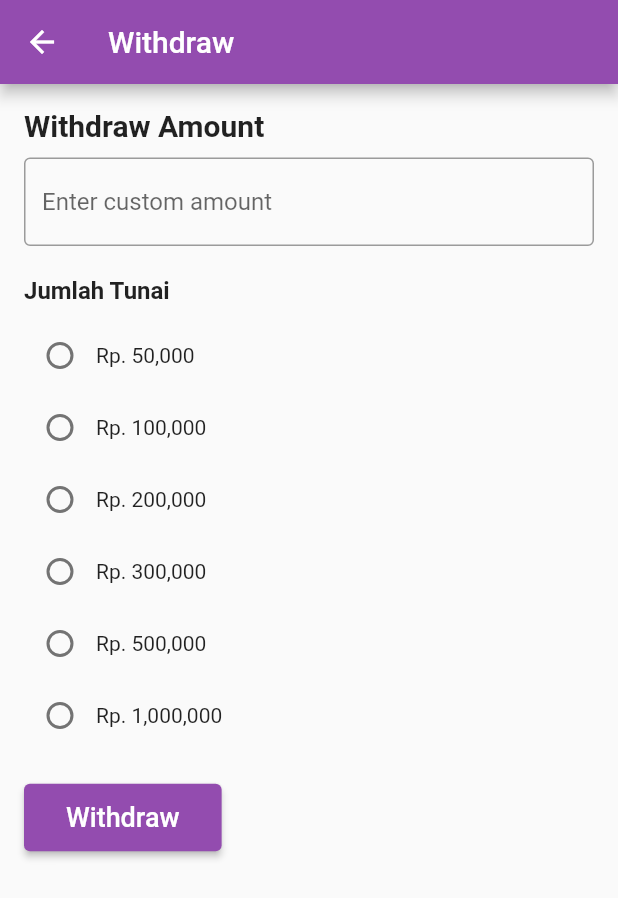
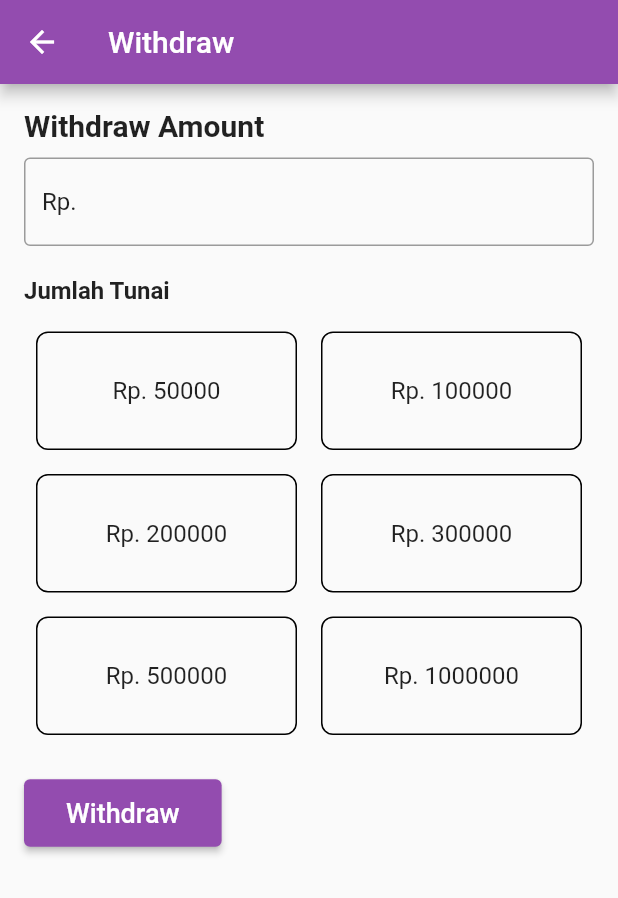
Before and after one commit to George535220173/UAS_E-MONEY, a Flutter app: the WithdrawPage screen opened directly, after a tap on "Withdraw", on a phone screen of 412 x 824 dp. Shown: the top 898 px of the screen. Run offline on Flutter 3.47's test engine with Material 2 defaults, Android fonts, the phone set to English and light mode, and no system bars; network calls fail.

Commit message:
perubahan widthdraw

```diff
--- a/lib/Withdraw/withdraw.dart
+++ b/lib/Withdraw/withdraw.dart
@@ -1,4 +1,5 @@
 import 'package:flutter/material.dart';
+import 'package:uas_emoney/money.dart';
 
 class WithdrawPage extends StatefulWidget {
   const WithdrawPage({Key? key}) : super(key: key);
@@ -10,12 +11,14 @@ class WithdrawPage extends StatefulWidget {
 class _WithdrawPageState extends State<WithdrawPage> {
   String selectedAmount = ''; // Default amount
 
+  List<String> nominalValues = ['50000', '100000', '200000', '300000', '500000', '1000000'];
+
   @override
   Widget build(BuildContext context) {
     return Scaffold(
       appBar: AppBar(
         title: Text('Withdraw'),
-        backgroundColor: Color.fromARGB(255, 147, 76, 175), // Warna tema e-money
+        backgroundColor: Color.fromARGB(255, 147, 76, 175),
       ),
       body: Padding(
         padding: const EdgeInsets.all(16.0),
@@ -31,14 +34,14 @@ class _WithdrawPageState extends State<WithdrawPage> {
             ),
             SizedBox(height: 10),
             TextField(
+              readOnly: true,
+              controller: TextEditingController(text: 'Rp. $selectedAmount'),
               decoration: InputDecoration(
-                hintText: 'Enter custom amount',
+                hintText: 'Select nominal amount',
                 border: OutlineInputBorder(),
               ),
-              onChanged: (value) {
-                setState(() {
-                  selectedAmount = value;
-                });
+              onTap: () {
+                _showNominalDialog(context);
               },
             ),
             SizedBox(height: 20),
@@ -50,24 +53,35 @@ class _WithdrawPageState extends State<WithdrawPage> {
               ),
             ),
             SizedBox(height: 10),
-            Column(
-              children: [
-                _buildNominalRadioButton('Rp. 50,000', '50000'),
-                _buildNominalRadioButton('Rp. 100,000', '100000'),
-                _buildNominalRadioButton('Rp. 200,000', '200000'),
-                _buildNominalRadioButton('Rp. 300,000', '300000'),
-                _buildNominalRadioButton('Rp. 500,000', '500000'),
-                _buildNominalRadioButton('Rp. 1,000,000', '1000000'),
-              ],
+            GridView.builder(
+              shrinkWrap: true,
+              gridDelegate: SliverGridDelegateWithFixedCrossAxisCount(
+                crossAxisCount: 2,
+                childAspectRatio: 2.0,
+              ),
+              itemCount: nominalValues.length,
+              itemBuilder: (context, index) {
+                return _buildNominalContainer(index);
+              },
             ),
             SizedBox(height: 20),
             ElevatedButton(
               onPressed: () {
                 // Implement withdrawal logic
-                print('Withdraw amount: $selectedAmount');
+                if (selectedAmount.isNotEmpty) {
+                  double withdrawAmount = double.tryParse(selectedAmount.replaceAll('Rpp. ', '')) ?? 0.0;
+                  if (withdrawAmount > 0 && withdrawAmount <= Money.totalBalance) {
+                    Money.transfer(withdrawAmount);
+                    print('withdraw amount: $selectedAmount');
+                  } else {
+                    print('Invalid amount');
+                  }
+                } else {
+                  print('Pilih nominal untuk penarikan');
+                }
               },
               style: ElevatedButton.styleFrom(
-                primary: Color.fromARGB(255, 147, 76, 175), // Warna tema e-money
+                primary: Color.fromARGB(255, 147, 76, 175),
               ),
               child: Padding(
                 padding: const EdgeInsets.all(12.0),
@@ -85,20 +99,52 @@ class _WithdrawPageState extends State<WithdrawPage> {
     );
   }
 
-  Widget _buildNominalRadioButton(String label, String amount) {
-    return Row(
-      children: [
-        Radio(
-          value: amount,
-          groupValue: selectedAmount,
-          onChanged: (String? value) {
-            setState(() {
-              selectedAmount = value!;
-            });
-          },
+  Widget _buildNominalContainer(int index) {
+    return GestureDetector(
+      onTap: () {
+        setState(() {
+          selectedAmount = nominalValues[index];
+        });
+      },
+      child: Container(
+        margin: EdgeInsets.all(8.0),
+        decoration: BoxDecoration(
+          border: Border.all(color: Colors.black),
+          borderRadius: BorderRadius.circular(8.0),
         ),
-        Text(label),
-      ],
+        child: Center(
+          child: Text(
+            'Rp. ${double.parse(nominalValues[index]).toStringAsFixed(0)}',
+            style: TextStyle(fontSize: 16.0),
+          ),
+        ),
+      ),
+    );
+  }
+
+  void _showNominalDialog(BuildContext context) {
+    showDialog(
+      context: context,
+      builder: (BuildContext context) {
+        return AlertDialog(
+          title: Text('Select Nominal Amount'),
+          content: Column(
+            children: nominalValues
+                .map(
+                  (value) => ListTile(
+                    title: Text('Rp. ${double.parse(value).toStringAsFixed(0)}'),
+                    onTap: () {
+                      setState(() {
+                        selectedAmount = value;
+                      });
+                      Navigator.pop(context);
+                    },
+                  ),
+                )
+                .toList(),
+          ),
+        );
+      },
     );
   }
 }
--- a/lib/money.dart
+++ b/lib/money.dart
@@ -21,6 +21,10 @@ class Money {
       onBalanceChange!();
     }
   }
+   static void withdraw( double amount) {
+    totalBalance -= amount;
+    _notifyBalanceChange();
+   }
 
   static void redeemGiftCode(String code, double selectedAmount) {
     // You can use the selected amount here
```
